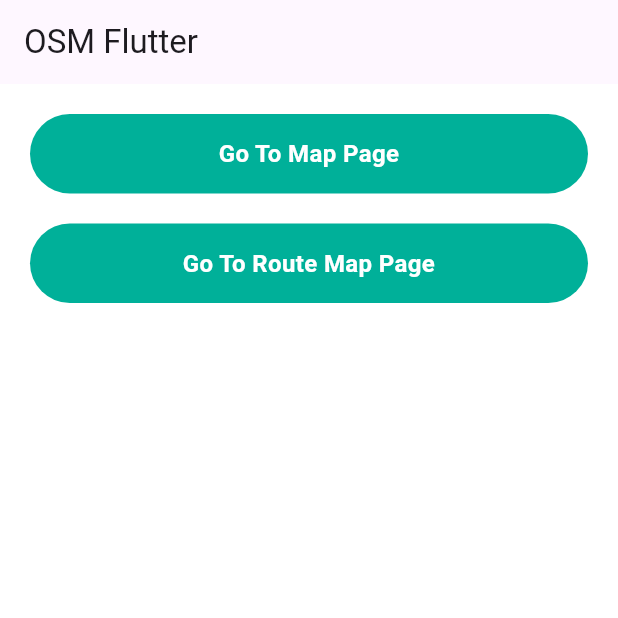
After one commit to OmarFaruk-BD/DevWorkspace, a Flutter app: the screen it shows after launch, on a phone screen of 412 x 824 dp, the top half of it. The commit adds this screen. Run offline on Flutter 3.47's test engine with Material 3 defaults, Android fonts, the phone set to English and light mode, and no system bars; our stand-ins replace action_slider, another_flushbar, bloc, cached_network_image, cloud_firestore, connectivity_plus and 23 more; missing offline and left inert: flutter_osm_plugin; accounts and stored records are empty; project files that could hold a hidden picture were left out.

Commit message:
Refactor some codes

```diff
--- a/lib/main.dart
+++ b/lib/main.dart
@@ -1,5 +1,5 @@
 import 'package:flutter/material.dart';
-import 'package:workspace/map/map_page.dart';
+import 'package:workspace/map/init_page.dart';
 import 'package:flutter_bloc/flutter_bloc.dart';
 import 'package:workspace/firebase_options.dart';
 import 'package:firebase_core/firebase_core.dart';
@@ -45,7 +45,7 @@ class MyApp extends StatelessWidget {
         locale: context.locale,
         debugShowCheckedModeBanner: false,
         theme: AppTheme.themeDataLight,
-        home: MapInitPage(),
+        home: InitPage(),
       ),
     );
   }
--- /dev/null
+++ b/lib/map/init_page.dart
@@ -0,0 +1,36 @@
+import 'package:flutter/material.dart';
+import 'package:workspace/map/map_page.dart';
+import 'package:workspace/core/helper/navigation.dart';
+import 'package:workspace/core/components/app_button.dart';
+
+class InitPage extends StatefulWidget {
+  const InitPage({super.key});
+
+  @override
+  State<InitPage> createState() => _InitPageState();
+}
+
+class _InitPageState extends State<InitPage> {
+  @override
+  Widget build(BuildContext context) {
+    return Scaffold(
+      appBar: AppBar(title: const Text("OSM Flutter")),
+      body: ListView(
+        padding: const EdgeInsets.all(20),
+        children: [
+          AppButton(
+            radius: 50,
+            text: 'Go To Map Page',
+            onTap: () => AppNavigator.push(context, const MapPage()),
+          ),
+          const SizedBox(height: 20),
+          AppButton(
+            radius: 50,
+            text: 'Go To Route Map Page',
+            onTap: () => AppNavigator.push(context, const MapPage()),
+          ),
+        ],
+      ),
+    );
+  }
+}
```
Also changed, not shown: lib/map/map_page.dart (+4 -38 lines).
